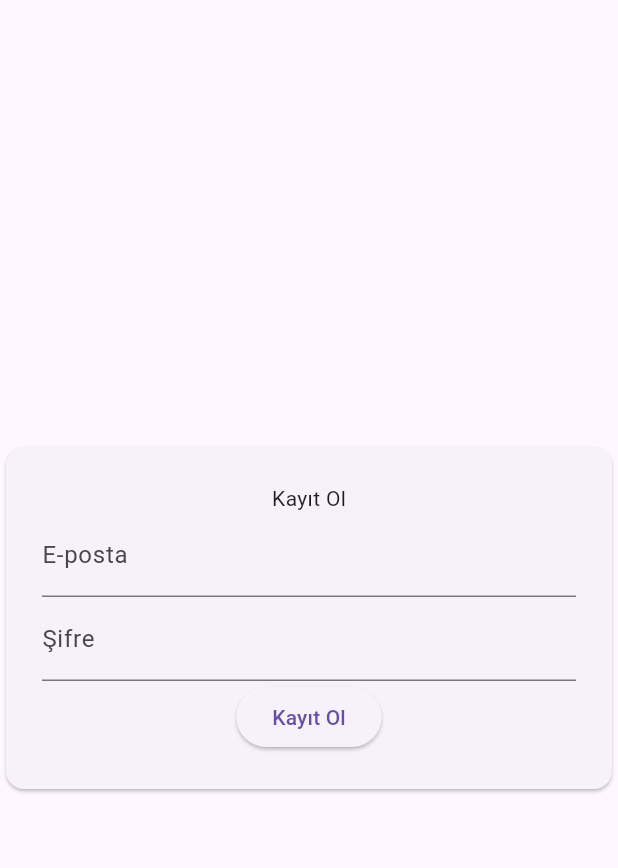
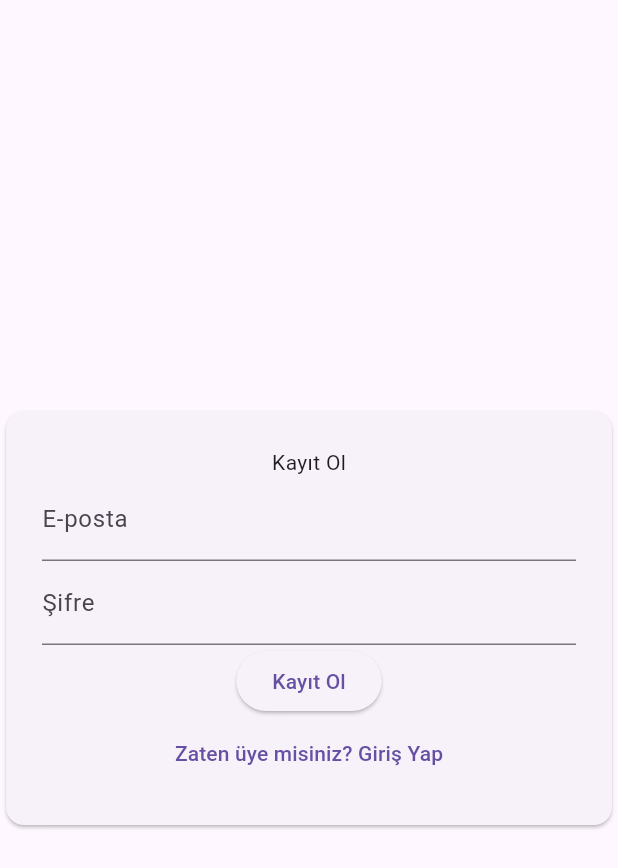
Before and after one commit to halit-kalayci-instruction/tobeto-2a-flutter-projects, a Flutter app: the screen it shows after launch, after a tap on "Kayıt Ol", on a phone screen of 412 x 824 dp. Shown: the top 868 px of the screen. Run offline on Flutter 3.47's test engine with Material 3 defaults, Android fonts, the phone set to English and light mode, and no system bars; our stand-ins replace firebase_auth, firebase_core, flutter_bloc, flutter_riverpod, image_picker, shared_preferences and 1 more; accounts and stored records are empty; network calls fail.

Commit message:
login & register page.

```diff
--- a/firebaseintro/lib/main.dart
+++ b/firebaseintro/lib/main.dart
@@ -9,6 +9,7 @@ void main() async {
   FirebaseApp firebaseApp = await Firebase.initializeApp(
       options: DefaultFirebaseOptions.currentPlatform);
 
+// StreamBuilder => FirebaseAuth.AuthStateChanges
   runApp(
     const MaterialApp(home: Auth()),
   );
--- a/firebaseintro/lib/screens/auth.dart
+++ b/firebaseintro/lib/screens/auth.dart
@@ -10,13 +10,26 @@ class Auth extends StatefulWidget {
 }
 
 class _AuthState extends State<Auth> {
+  void _submit() async {
+    _registerPage ? _register() : _login();
+  }
+
+  void _login() async {
+    try {
+      UserCredential userCredential = await FirebaseAuth.instance
+          .signInWithEmailAndPassword(email: _email, password: _password);
+    } on FirebaseAuthException catch (error) {
+      ScaffoldMessenger.of(context).showSnackBar(
+          SnackBar(content: Text(error.message ?? "Giriş Başarısız")));
+    }
+  }
+
   void _register() async {
     UserCredential userCredential = await FirebaseAuth.instance
         .createUserWithEmailAndPassword(email: _email, password: _password);
-
-    print(userCredential);
   }
 
+  bool _registerPage = true;
   final _formKey = GlobalKey<FormState>();
   String _email = "";
   String _password = "";
@@ -34,7 +47,7 @@ class _AuthState extends State<Auth> {
                   key: _formKey,
                   child: Column(
                     children: [
-                      const Text("Kayıt Ol"),
+                      Text(_registerPage ? "Kayıt Ol" : "Giriş Yap"),
                       TextFormField(
                         decoration: const InputDecoration(labelText: "E-posta"),
                         autocorrect: false,
@@ -53,10 +66,21 @@ class _AuthState extends State<Auth> {
                       ),
                       ElevatedButton(
                         onPressed: () {
-                          _register();
+                          _formKey.currentState!.save();
+                          _submit();
                         },
-                        child: const Text("Kayıt Ol"),
-                      )
+                        child: Text(_registerPage ? "Kayıt Ol" : "Giriş Yap"),
+                      ),
+                      TextButton(
+                          onPressed: () {
+                            setState(() {
+                              _formKey.currentState!.reset();
+                              _registerPage = !_registerPage;
+                            });
+                          },
+                          child: Text(_registerPage
+                              ? "Zaten üye misiniz? Giriş Yap"
+                              : "Hesabınız yok mu? Kayıt Ol"))
                     ],
                   ),
                 ),
```
Also changed, not shown: firebaseintro/pubspec.yaml (+4 -6 lines), firebaseintro/pubspec.lock.
